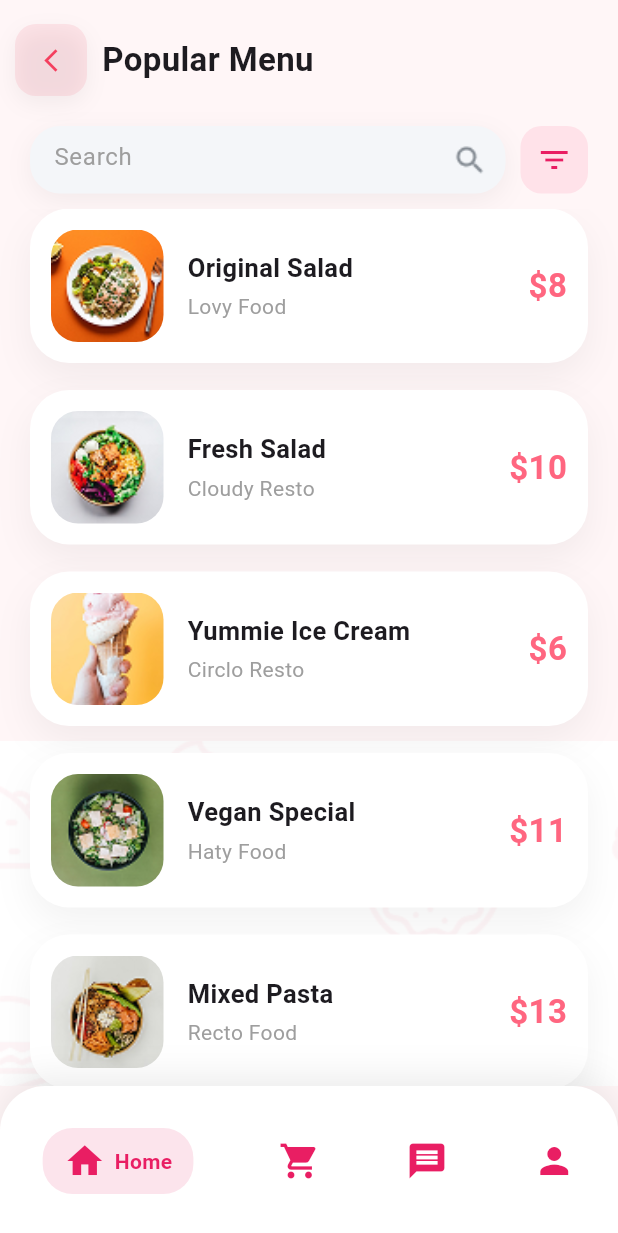
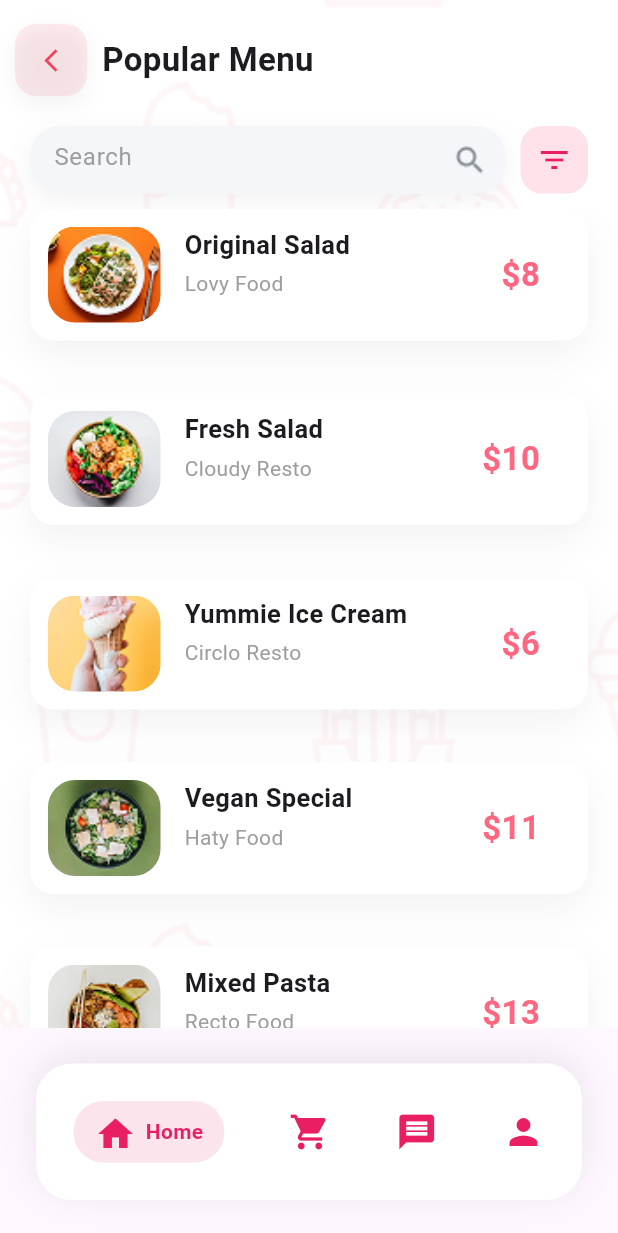
Before and after one commit to Archive-of-practical-work-for-the-MPT/Homework-Dart, a Flutter app: the MenuScreen screen opened directly, on a phone screen of 412 x 824 dp. Shown: the top 1233 px of the screen. Run offline on Flutter 3.47's test engine with Material 3 defaults, Android fonts, the phone set to English and light mode, and no system bars.

Commit message:
fix: menu_screen

```diff
--- a/lib/screens/menu_screen.dart
+++ b/lib/screens/menu_screen.dart
@@ -5,11 +5,13 @@ class MenuScreen extends StatelessWidget {
 
   Widget menuItem(String image, String title, String subtitle, int price) {
     return Container(
-      margin: const EdgeInsets.only(bottom: 18),
-      padding: const EdgeInsets.all(14),
+      width: 380,
+      height: 88,
+      margin: const EdgeInsets.only(bottom: 35),
+      padding: const EdgeInsets.fromLTRB(12, 12, 32, 12),
       decoration: BoxDecoration(
         color: Colors.white,
-        borderRadius: BorderRadius.circular(26),
+        borderRadius: BorderRadius.circular(16),
         boxShadow: [
           BoxShadow(
             color: Colors.black.withValues(alpha: 0.05),
@@ -19,6 +21,7 @@ class MenuScreen extends StatelessWidget {
         ],
       ),
       child: Row(
+        mainAxisAlignment: MainAxisAlignment.spaceBetween,
         children: [
           ClipRRect(
             borderRadius: BorderRadius.circular(18),
@@ -62,8 +65,6 @@ class MenuScreen extends StatelessWidget {
   @override
   Widget build(BuildContext context) {
     return Scaffold(
-      backgroundColor: const Color(0xFFFFF6F7),
-
       body: Stack(
         children: [
           Positioned(
@@ -72,7 +73,7 @@ class MenuScreen extends StatelessWidget {
             right: 0,
             child: Image.asset(
               "assets/images/backgraund.png",
-              height: 230,
+              height: 1000,
               fit: BoxFit.cover,
             ),
           ),
@@ -228,10 +229,22 @@ class MenuScreen extends StatelessWidget {
       ),
 
       bottomNavigationBar: Container(
-        height: 100,
+        width: 380,
+        height: 91,
+        margin: const EdgeInsets.symmetric(horizontal: 24, vertical: 24),
+        padding: const EdgeInsets.all(24),
         decoration: BoxDecoration(
           color: Colors.white,
-          borderRadius: const BorderRadius.vertical(top: Radius.circular(30)),
+          borderRadius: BorderRadius.circular(24),
+          border: Border.all(
+            color: const Color.fromARGB(
+              255,
+              255,
+              255,
+              255,
+            ).withValues(alpha: 1),
+            width: 1,
+          ),
           boxShadow: [
             BoxShadow(
               color: Colors.black.withValues(alpha: 0.08),
@@ -241,7 +254,7 @@ class MenuScreen extends StatelessWidget {
           ],
         ),
         child: Row(
-          mainAxisAlignment: MainAxisAlignment.spaceAround,
+          mainAxisAlignment: MainAxisAlignment.spaceBetween,
           children: [
             navItem(Icons.home, true, label: "Home"),
             navItem(Icons.shopping_cart, false),
@@ -250,6 +263,7 @@ class MenuScreen extends StatelessWidget {
           ],
         ),
       ),
+      bottomSheet: null,
     );
   }
 
```
